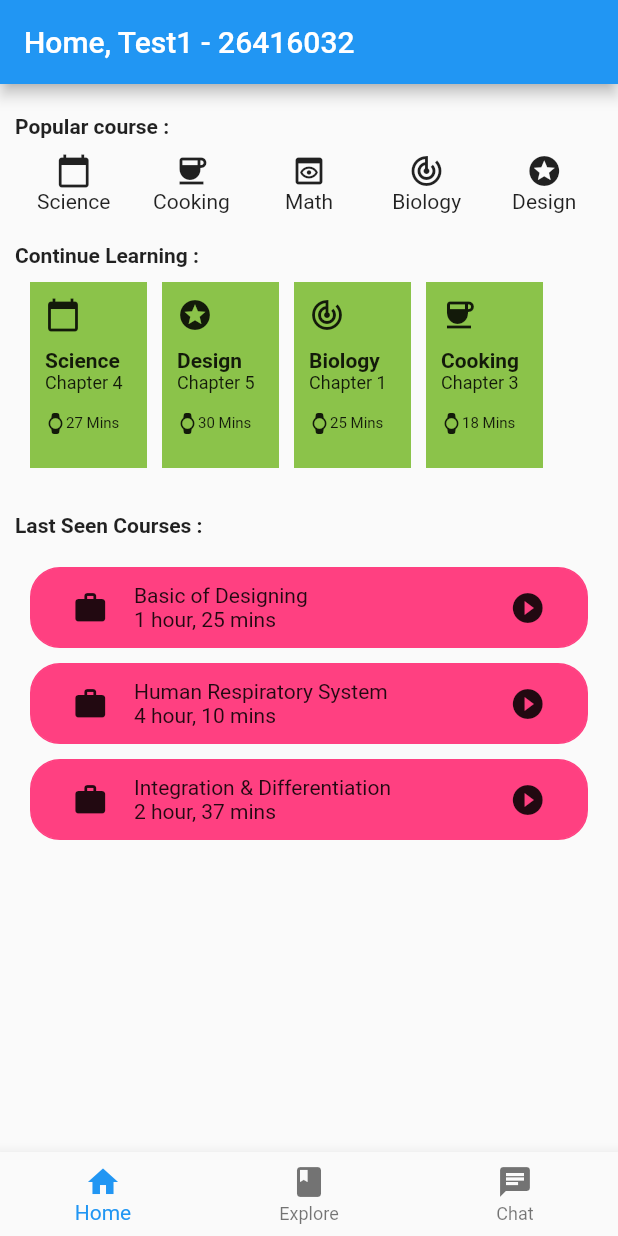
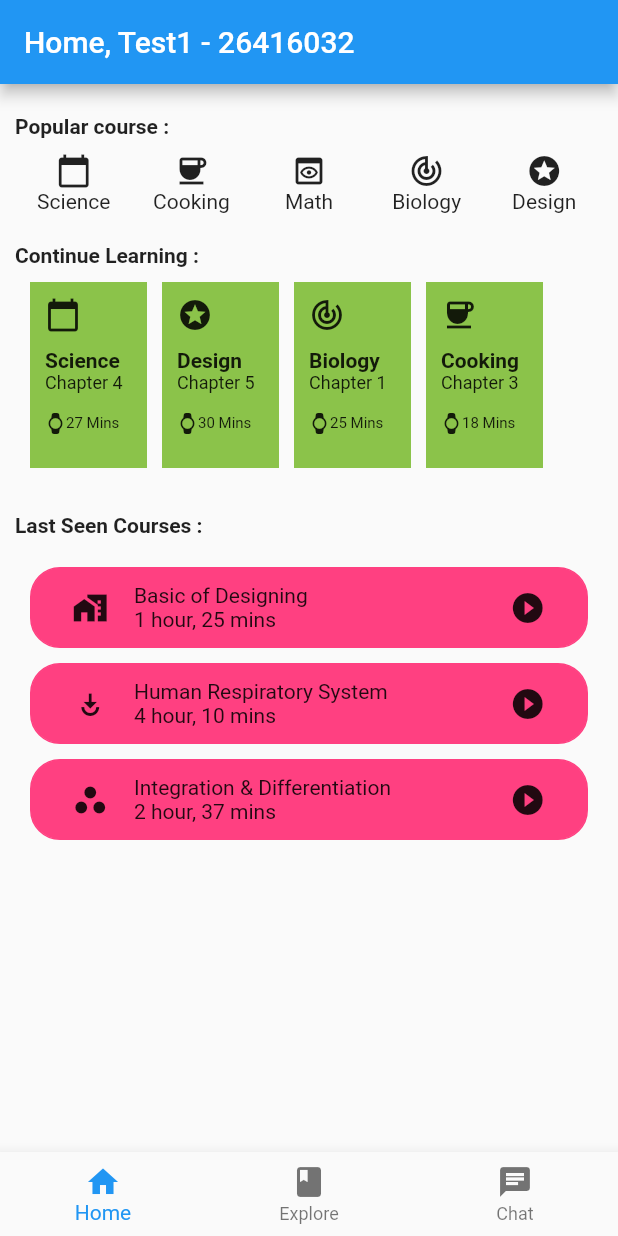
Before and after one commit to mocamacama/utsmobdev, a Flutter app: the screen it shows after launch, on a phone screen of 412 x 824 dp. Run offline on Flutter 3.47's test engine with Material 2 defaults, Android fonts, the phone set to English and light mode, and no system bars.

```diff
--- a/lib/haiz1.dart
+++ b/lib/haiz1.dart
@@ -261,7 +261,7 @@ class _Home extends State<Home> {
                             children: [
                               Expanded(
                                 flex: 1,
-                                child: Icon(Icons.work_outlined),
+                                child: Icon(Icons.home_work),
                               ),
                               Expanded(
                                 flex: 4,
@@ -293,7 +293,7 @@ class _Home extends State<Home> {
                             children: [
                               Expanded(
                                 flex: 1,
-                                child: Icon(Icons.work_outlined),
+                                child: Icon(Icons.play_for_work),
                               ),
                               Expanded(
                                 flex: 4,
@@ -325,7 +325,7 @@ class _Home extends State<Home> {
                             children: [
                               Expanded(
                                 flex: 1,
-                                child: Icon(Icons.work_outlined),
+                                child: Icon(Icons.workspaces),
                               ),
                               Expanded(
                                 flex: 4,
```
